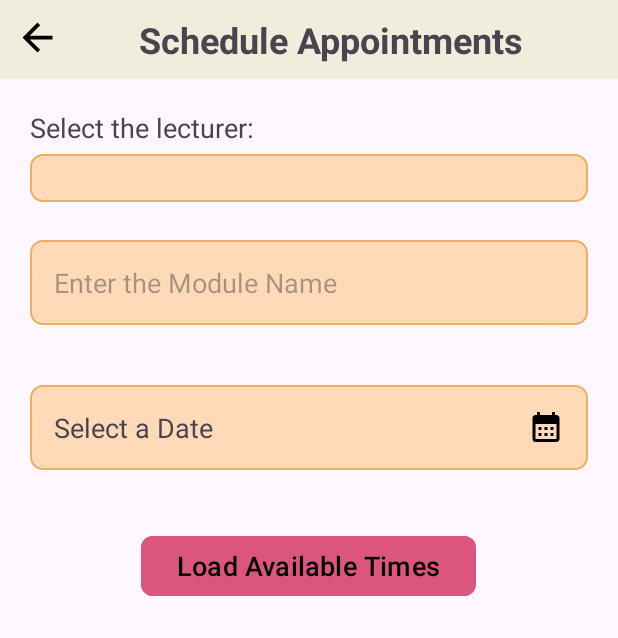
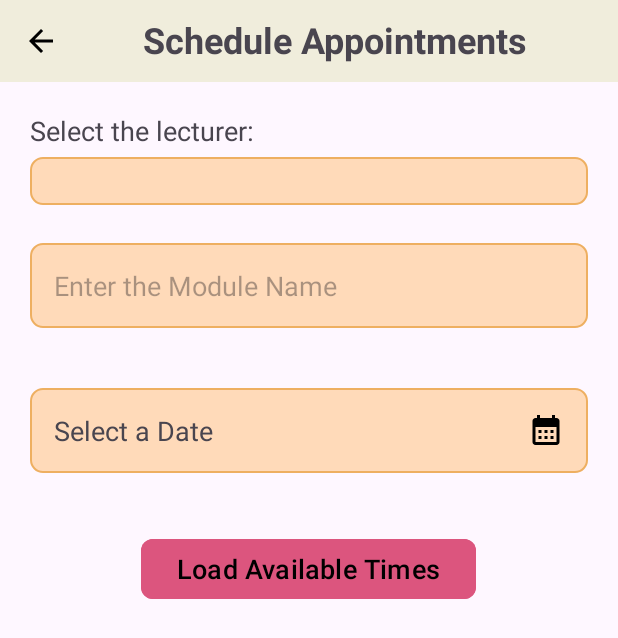
Before and after one commit to Payal429/MeetMe_StudentApp_Group1_, an Android app: the BookAppointmentActivity screen opened directly, with no data from a screen before it, on a phone screen of 412 x 824 dp. Shown: the top 638 px of the screen. Run offline under Robolectric (Android 15) with nearby library versions, the phone set to English and light mode, and no system bars; our stand-ins replace Firebase (no records; nobody signed in at launch, a user with empty details on screens opened directly); libraries missing offline, so code that uses them is left out: com.applandeo.materialcalendarview; plain views replace CalendarView; 5 statements that could not run were skipped.

Commit message:
Adding New Features

```diff
--- a/app/src/main/java/com/group1/meetme/BookAppointmentActivity.kt
+++ b/app/src/main/java/com/group1/meetme/BookAppointmentActivity.kt
@@ -13,6 +13,7 @@ import android.view.View
 import android.widget.ArrayAdapter
 import android.widget.Button
 import android.widget.EditText
+import android.widget.ImageButton
 import android.widget.ListView
 import android.widget.Spinner
 import android.widget.TextView
@@ -74,6 +75,14 @@ class BookAppointmentActivity : AppCompatActivity() {
             val systemBars = insets.getInsets(WindowInsetsCompat.Type.systemBars())
             v.setPadding(systemBars.left, systemBars.top, systemBars.right, systemBars.bottom)
             insets
+        }
+
+        // Return back to the dashboard
+        val backArrow: ImageButton = findViewById(R.id.backArrow)
+
+        backArrow.setOnClickListener(){
+            val intent = Intent(this, StudentDashboardActivity::class.java)
+            startActivity(intent)
         }
 
         // get the idnum of the user from the login
@@ -406,10 +415,4 @@ class BookAppointmentActivity : AppCompatActivity() {
             }
         })
     }
-//    fun onBackArrowClick(view: View) {
-//        val intent = Intent(this, StudentDashboardActivity::class.java)
-//        intent.flags = Intent.FLAG_ACTIVITY_CLEAR_TOP
-//        startActivity(intent)
-//    }
-
 }
--- a/app/src/main/java/com/group1/meetme/StudentDashboardActivity.kt
+++ b/app/src/main/java/com/group1/meetme/StudentDashboardActivity.kt
@@ -47,11 +47,6 @@ class StudentDashboardActivity : AppCompatActivity() {
 
     }
 
-
-
-
-
-
     override fun onBackPressed() {
         val alertDialog = AlertDialog.Builder(this).create()
         alertDialog.setTitle("Logout")
--- a/app/src/main/res/layout/activity_book_appointment.xml
+++ b/app/src/main/res/layout/activity_book_appointment.xml
@@ -25,11 +25,14 @@
                 android:padding="10dp"
                 android:background="@color/ivory">
 
-                <ImageView
+                <ImageButton
                     android:id="@+id/backArrow"
-                    android:layout_width="30dp"
-                    android:layout_height="30dp"
-                    android:src="@drawable/back_arrow"/>
+                    android:layout_width="wrap_content"
+                    android:layout_height="wrap_content"
+                    android:src="@drawable/back_arrow"
+                    android:contentDescription="Home"
+                    android:padding="5dp"
+                    android:background="?attr/selectableItemBackgroundBorderless"/>
 
                 <TextView
                     android:id="@+id/headerTitle"
```
Also changed, not shown: app/src/main/res/layout/activity_lecturer_dashboard.xml (+6 -3 lines), app/src/main/res/layout/activity_student_dashboard.xml (+7 -4 lines).
